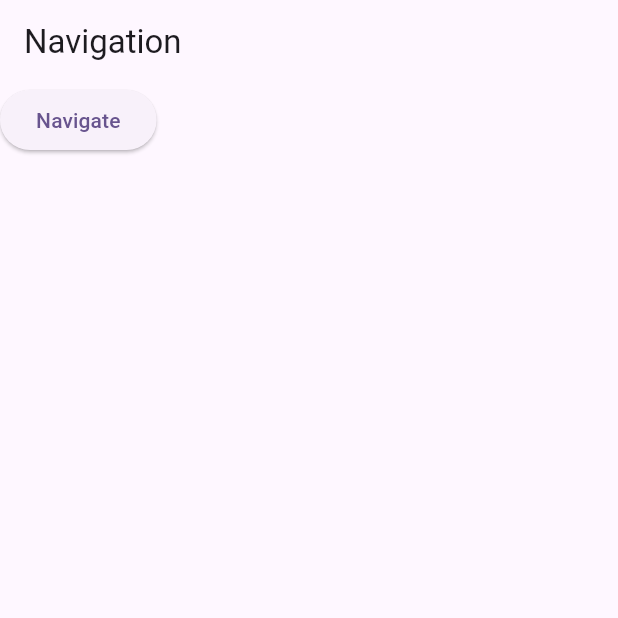
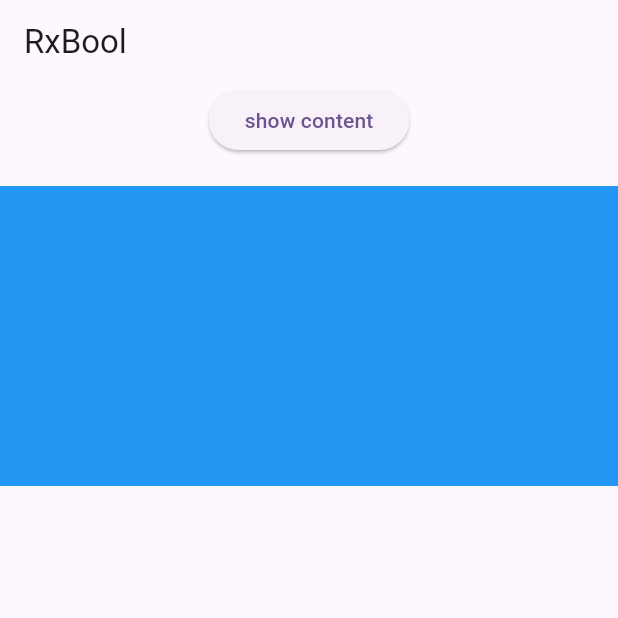
Before and after one commit to mannpadhiar/Flutter_Lab, a Flutter app: the screen it shows after launch, on a phone screen of 412 x 824 dp, the top half of it. Run offline on Flutter 3.47's test engine with Material 3 defaults, Android fonts, the phone set to English and light mode, and no system bars; our stand-ins replace get, sqflite; accounts and stored records are empty.

Commit message:
added lab-6

```diff
--- a/lib/lab-5/login_middleware.dart
+++ b/lib/lab-5/login_middleware.dart
@@ -4,12 +4,11 @@ import 'package:get/get.dart';
 class LoginMiddleware extends GetMiddleware{
   @override
   RouteSettings? redirect(String? route) {
-    bool isLogin = true;
+    bool isLogin = false;
 
     if(!isLogin){
       return RouteSettings(name: '/login');
     }
-
     return null;
   }
 }
--- /dev/null
+++ b/lib/lab-6/RxBoolExample.dart
@@ -0,0 +1,40 @@
+import 'package:flutter/material.dart';
+import 'package:get/get.dart';
+
+import 'non_reactive_controller.dart';
+
+class Rxboolexample extends StatelessWidget {
+  Rxboolexample({super.key});
+
+  var _reactive = Get.put(NonReactiveController());
+
+  @override
+  Widget build(BuildContext context) {
+    return Scaffold(
+      appBar: AppBar(title: Text('RxBool')),
+      body: Center(
+        child: Column(
+          children: [
+            ElevatedButton(
+              onPressed: () => _reactive.changeBool(),
+              child: Text('show content'),
+            ),
+            SizedBox(height: 20),
+
+            Obx(
+              () => AnimatedPadding(
+                padding: EdgeInsetsGeometry.all(_reactive.isVisible.value ? 80 : 0),
+                duration: Duration(seconds: 1),
+                child: AnimatedContainer(
+                  height: _reactive.isVisible.value ? 0 : 200,
+                  color: Colors.blue,
+                  duration: Duration(seconds: 1),
+                ),
+              ),
+            ),
+          ],
+        ),
+      ),
+    );
+  }
+}
--- /dev/null
+++ b/lib/lab-6/non_reactive_controller.dart
@@ -0,0 +1,26 @@
+import 'dart:async';
+import 'package:get/get.dart';
+
+class NonReactiveController extends GetxController{
+  var count = 0.obs;
+  var stringChange = ''.obs;
+  var time = DateTime.now().obs;
+  var isVisible = false.obs;
+
+
+  void increment(){
+    count++;
+  }
+
+  void changeText(String value){
+    stringChange.value = value;
+  }
+
+  void setTimer(){
+    Timer.periodic(Duration(seconds: 15), (timer) => time.value = DateTime.now(),);
+  }
+
+  void changeBool(){
+    isVisible.value = !isVisible.value;
+  }
+}
--- a/lib/main.dart
+++ b/lib/main.dart
@@ -13,6 +13,10 @@ import 'lab-4/alert_ dialog_example.dart';
 import 'lab-5/Log_in_page_demo.dart';
 import 'lab-5/login_middleware.dart';
 import 'lab-5/navigation_example.dart';
+import 'lab-6/RxBoolExample.dart';
+import 'lab-6/non_reactive.dart';
+import 'lab-6/text_field_ractive.dart';
+import 'lab-6/time_print.dart';
 import 'local_database/view/local_person_view.dart';
 
 void main() {
@@ -31,13 +35,13 @@ class MyApp extends StatelessWidget {
       theme: ThemeData(
         colorScheme: ColorScheme.fromSeed(seedColor: Colors.deepPurple),
       ),
-      // home: NavigationExample(),
-      getPages: [
-        GetPage(name: '/', page: () => NavigationExample(),),
-        GetPage(name: '/login', page: () => LogInPageDemo(),),
-        GetPage(name: '/tempExample', page: () => TempExample(),middlewares: [LoginMiddleware()]),
-      ],
-      initialRoute: '/',
+      home: Rxboolexample(),
+      // getPages: [
+      //   GetPage(name: '/', page: () => NavigationExample(),),
+      //   GetPage(name: '/login', page: () => LogInPageDemo(),),
+      //   GetPage(name: '/tempExample', page: () => TempExample(),middlewares: [LoginMiddleware()]),
+      // ],
+      // initialRoute: '/',
     );
   }
 }
```
Also changed, not shown: lib/lab-6/non_reactive.dart (added, +25 -0 lines), lib/lab-6/text_field_ractive.dart (added, +33 -0 lines), lib/lab-6/time_print.dart (added, +25 -0 lines).
